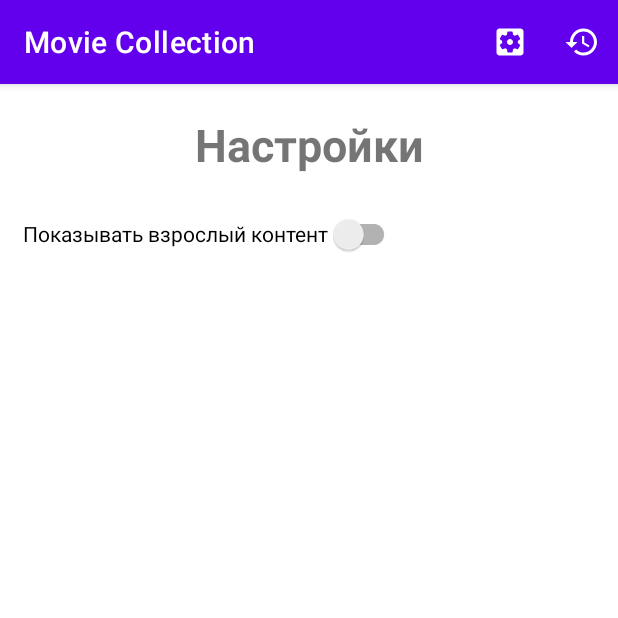
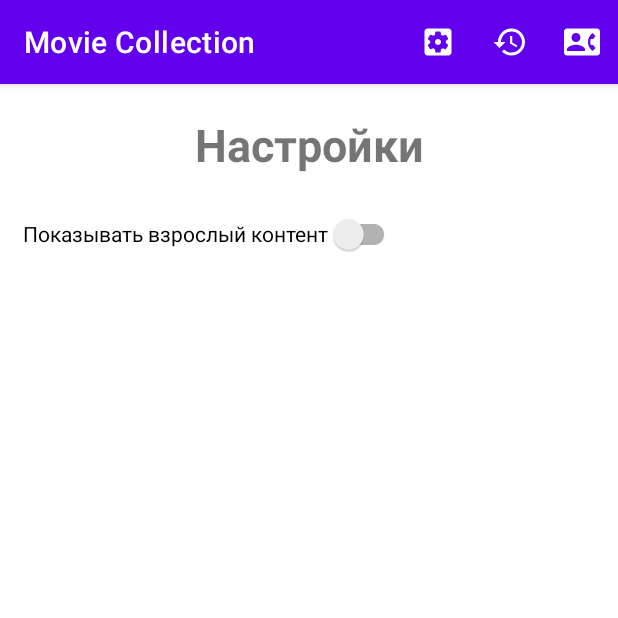
Before and after one commit to RadyshKV/Movie-Collection, an Android app: the screen it shows after launch (MainActivity), after a tap on "Настройки", on a phone screen of 412 x 824 dp, the top half of it. Run offline under Robolectric (Android 15) with nearby library versions, the phone set to English and light mode, and no system bars.

Commit message:
Home Work 9

```diff
--- a/app/src/main/AndroidManifest.xml
+++ b/app/src/main/AndroidManifest.xml
@@ -3,6 +3,8 @@
     package="com.example.moviecollection">
 
     <uses-permission android:name="android.permission.INTERNET" />
+    <uses-permission android:name="android.permission.READ_CONTACTS" />
+
     <application
         android:name=".App"
         android:allowBackup="true"
--- a/app/src/main/java/com/example/moviecollection/model/Repository.kt
+++ b/app/src/main/java/com/example/moviecollection/model/Repository.kt
@@ -13,6 +13,7 @@ interface Repository {
     fun getMovieDetailsDataFromServer(id: Long?): MovieDetailDTO?
     fun getMovieDetailsDataFromServerAsync(id: Long?, callback: Callback<MovieDetailDTO>)
     fun getAllHistory(): List<HistoryEntity>
-    fun saveEntity(movie: MovieDetailDTO?)
+    fun saveHistoryEntity(movie: MovieDetailDTO?)
     fun getNoteFromDB(id: Long?): List<NoteEntity>
+    fun saveNoteToDB(id: Long?, note: String)
 }
--- a/app/src/main/java/com/example/moviecollection/model/RepositoryImpl.kt
+++ b/app/src/main/java/com/example/moviecollection/model/RepositoryImpl.kt
@@ -81,7 +81,7 @@ class RepositoryImpl : Repository {
     override fun getAllHistory(): List<HistoryEntity> =
         Database.db.historyDao().all()
 
-    override fun saveEntity(movie: MovieDetailDTO?) {
+    override fun saveHistoryEntity(movie: MovieDetailDTO?) {
         Database.db.historyDao().insert(convertMovieToEntity(movie))
     }
 
@@ -91,4 +91,7 @@ class RepositoryImpl : Repository {
     override fun getNoteFromDB(id: Long?): List<NoteEntity> =
         Database.db.noteDao().getDataById(id)
 
+    override fun saveNoteToDB(id: Long?, note: String) {
+        Database.db.noteDao().insert(NoteEntity(id, note))
+    }
 }
--- a/app/src/main/java/com/example/moviecollection/view/DetailsFragment.kt
+++ b/app/src/main/java/com/example/moviecollection/view/DetailsFragment.kt
@@ -75,6 +75,11 @@ class DetailsFragment : Fragment() {
         }
     }
 
+    override fun onDestroy() = with(binding) {
+        viewModel.saveNoteToDB(movie.id, note.text.toString())
+        super.onDestroy()
+    }
+
     private fun loadImage(url: String?) = with(binding){
         Picasso.get()
             .load("$IMAGE_BASE_PATH$url")
--- a/app/src/main/java/com/example/moviecollection/view/MainActivity.kt
+++ b/app/src/main/java/com/example/moviecollection/view/MainActivity.kt
@@ -42,6 +42,10 @@ class MainActivity : AppCompatActivity() {
                 openFragment(HistoryFragment.newInstance())
                 true
             }
+            R.id.menu_contacts -> {
+                openFragment(ContactsFragment.newInstance())
+                true
+            }
             else -> super.onOptionsItemSelected(item)
         }
     }
--- /dev/null
+++ b/app/src/main/res/drawable/ic_contact.xml
@@ -0,0 +1,10 @@
+<vector xmlns:android="http://schemas.android.com/apk/res/android"
+    android:width="24dp"
+    android:height="24dp"
+    android:viewportWidth="24"
+    android:viewportHeight="24"
+    android:tint="@color/tint_color">
+  <path
+      android:fillColor="@android:color/white"
+      android:pathData="M22,3L2,3C0.9,3 0,3.9 0,5v14c0,1.1 0.9,2 2,2h20c1.1,0 1.99,-0.9 1.99,-2L24,5c0,-1.1 -0.9,-2 -2,-2zM8,6c1.66,0 3,1.34 3,3s-1.34,3 -3,3 -3,-1.34 -3,-3 1.34,-3 3,-3zM14,18L2,18v-1c0,-2 4,-3.1 6,-3.1s6,1.1 6,3.1v1zM17.85,14h1.64L21,16l-1.99,1.99c-1.31,-0.98 -2.28,-2.38 -2.73,-3.99 -0.18,-0.64 -0.28,-1.31 -0.28,-2s0.1,-1.36 0.28,-2c0.45,-1.62 1.42,-3.01 2.73,-3.99L21,8l-1.51,2h-1.64c-0.22,0.63 -0.35,1.3 -0.35,2s0.13,1.37 0.35,2z"/>
+</vector>
--- a/app/src/main/res/layout/item_list_history.xml
+++ b/app/src/main/res/layout/item_list_history.xml
@@ -1,7 +1,6 @@
 <?xml version="1.0" encoding="utf-8"?>
 <LinearLayout xmlns:android="http://schemas.android.com/apk/res/android"
     xmlns:tools="http://schemas.android.com/tools"
-    android:id="@+id/error_linear_layout"
     android:layout_width="match_parent"
     android:layout_height="wrap_content"
     android:orientation="vertical">
--- a/app/src/main/res/menu/main_screen_menu.xml
+++ b/app/src/main/res/menu/main_screen_menu.xml
@@ -13,4 +13,10 @@
         android:title="@string/history_title"
         android:icon="@drawable/ic_history"
         app:showAsAction="ifRoom"/>
+
+    <item
+        android:id="@+id/menu_contacts"
+        android:title="@string/contacts_title"
+        android:icon="@drawable/ic_contact"
+        app:showAsAction="ifRoom"/>
 </menu>
--- a/app/src/main/res/values/strings.xml
+++ b/app/src/main/res/values/strings.xml
@@ -16,4 +16,5 @@
     <string name="settings_title">Настройки</string>
     <string name="history_title">История</string>
     <string name="hint_note_text">Ваши заметки</string>
+    <string name="contacts_title">Контакты</string>
 </resources>
--- a/build.gradle
+++ b/build.gradle
@@ -1,12 +1,12 @@
 // Top-level build file where you can add configuration options common to all sub-projects/modules.
 buildscript {
-    ext.kotlin_version = '1.4.32'
+    ext.kotlin_version = "1.4.32"
     repositories {
         google()
         jcenter()
     }
     dependencies {
-        classpath 'com.android.tools.build:gradle:4.2.1'
+        classpath "com.android.tools.build:gradle:4.1.3"
         classpath "org.jetbrains.kotlin:kotlin-gradle-plugin:$kotlin_version"
 
         // NOTE: Do not place your application dependencies here; they belong
```
Also changed, not shown: app/src/main/java/com/example/moviecollection/adapters/ContactsAdapter.kt (added, +43 -0 lines), app/src/main/java/com/example/moviecollection/model/entities/Contact.kt (added, +7 -0 lines), app/src/main/java/com/example/moviecollection/view/ContactsFragment.kt (added, +114 -0 lines), app/src/main/java/com/example/moviecollection/viewmodel/DetailViewModel.kt (+9 -2 lines), app/src/main/res/layout/contacts_fragment.xml (added, +24 -0 lines), app/src/main/res/layout/item_list_contact.xml (added, +21 -0 lines).
